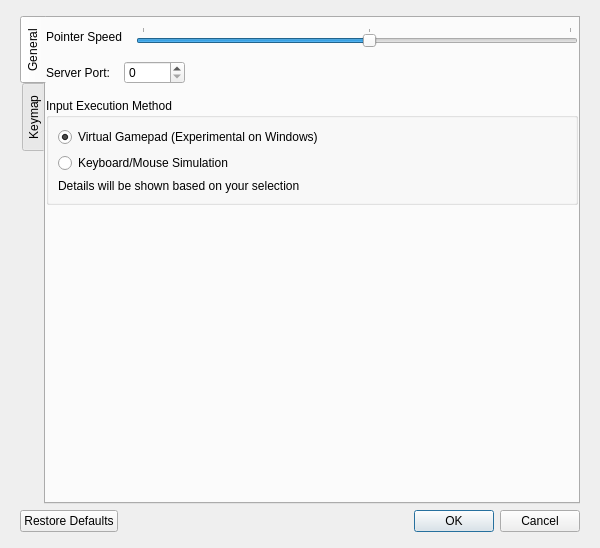
Qt form src/ui/preferences.ui (horse-3903/AirDeck-PC) before a commit.
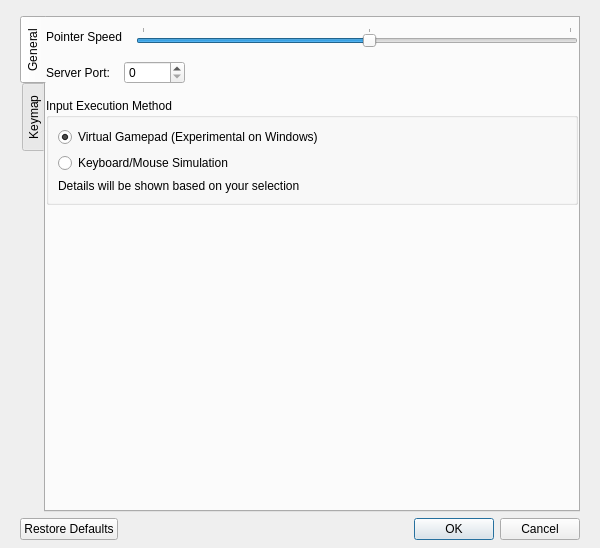
The same form after that commit. Custom widgets are drawn as their Qt base class.

Commit message: PC: fixed QR width, tighter bottom margins, taller prefs buttons, keymap only in keyboard mode

The edit to the form file:
```diff
--- a/src/ui/preferences.ui
+++ b/src/ui/preferences.ui
@@ -17,7 +17,7 @@
    <property name="leftMargin"><number>20</number></property>
    <property name="topMargin"><number>16</number></property>
    <property name="rightMargin"><number>20</number></property>
-   <property name="bottomMargin"><number>16</number></property>
+   <property name="bottomMargin"><number>8</number></property>
    <item>
     <widget class="QTabWidget" name="preferencesTabWidget">
      <property name="tabPosition">
```
The commit also changes 5 other files.
